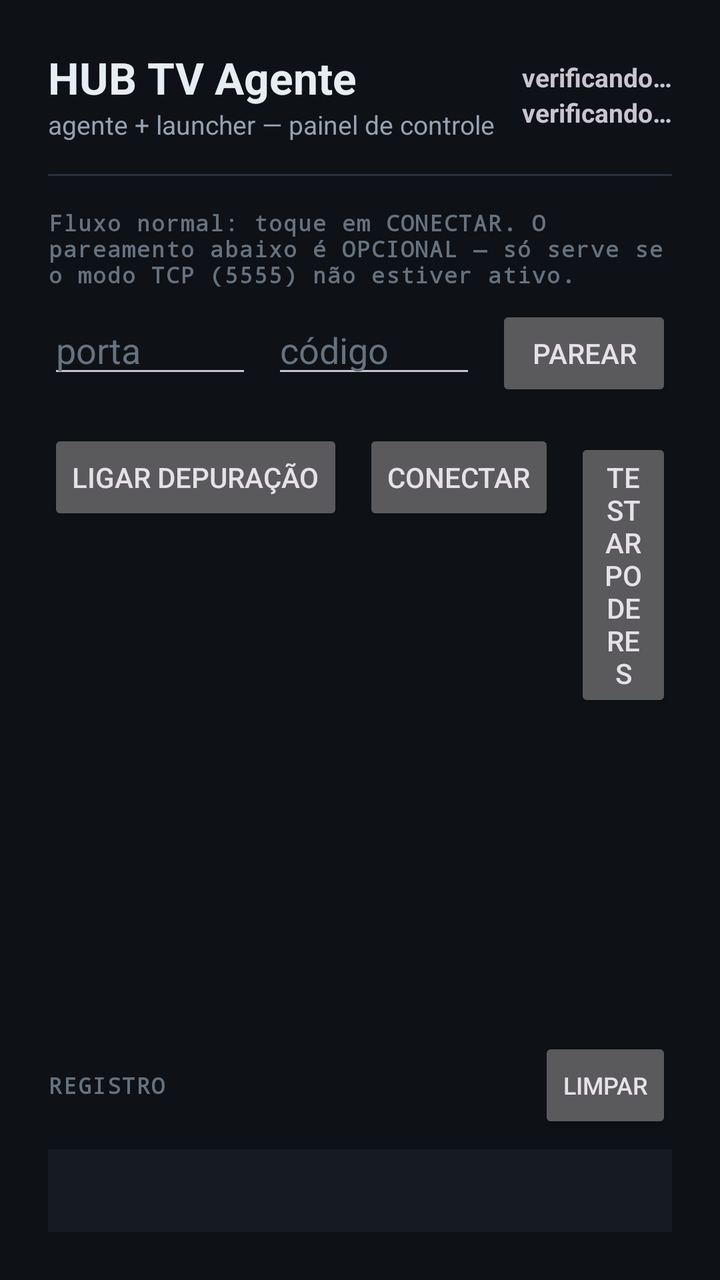
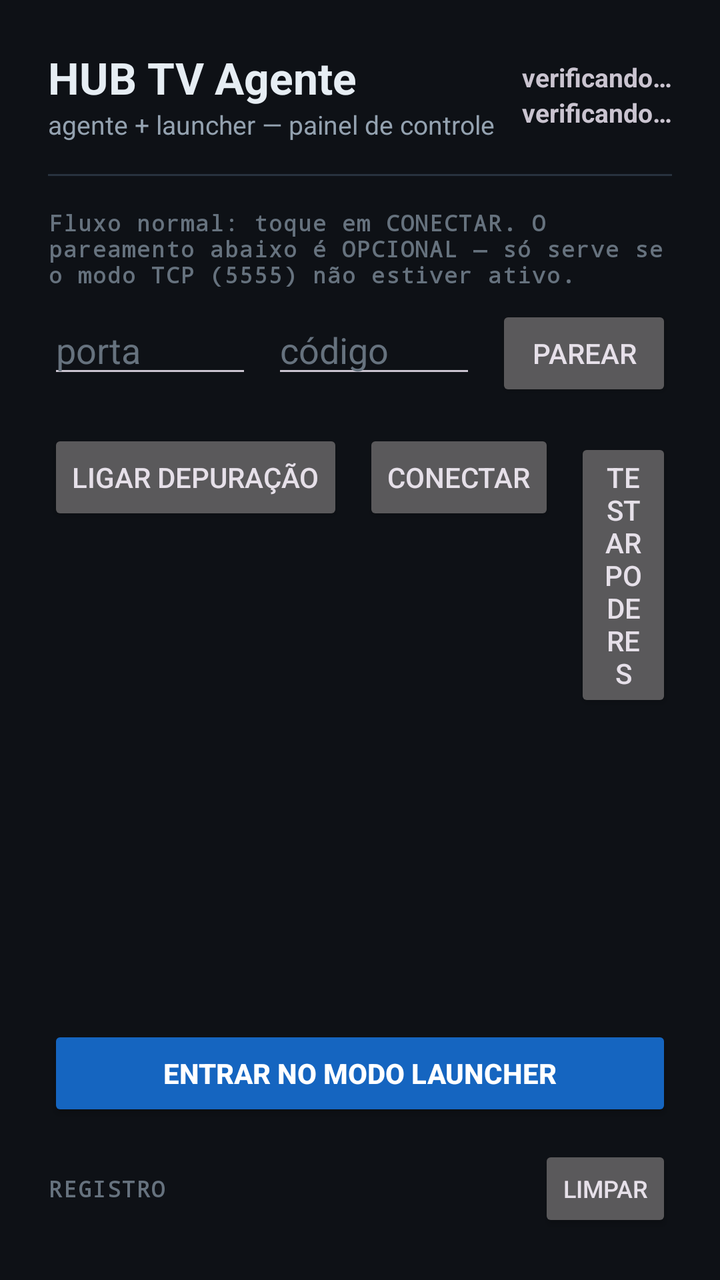

Screens rendered from an Android XML layout before and after an edit, with the pre-edit source and the edit as a unified diff.
<!-- AndroidManifest.xml: application theme Theme.Agent -->
<!-- res/layout/activity_main.xml -->
<?xml version="1.0" encoding="utf-8"?>
<LinearLayout xmlns:android="http://schemas.android.com/apk/res/android"
    android:layout_width="match_parent"
    android:layout_height="match_parent"
    android:orientation="vertical"
    android:background="@color/fundo"
    android:padding="24dp">

    
    <LinearLayout
        android:layout_width="match_parent"
        android:layout_height="wrap_content"
        android:orientation="horizontal"
        android:gravity="center_vertical">

        <LinearLayout
            android:layout_width="0dp"
            android:layout_weight="1"
            android:layout_height="wrap_content"
            android:orientation="vertical">

            <TextView
                android:layout_width="wrap_content"
                android:layout_height="wrap_content"
                android:text="@string/app_name"
                android:textColor="@color/texto"
                android:textSize="22sp"
                android:textStyle="bold" />

            <TextView
                android:layout_width="wrap_content"
                android:layout_height="wrap_content"
                android:text="@string/subtitulo"
                android:textColor="@color/suave"
                android:textSize="13sp" />
        </LinearLayout>

        <LinearLayout
            android:layout_width="wrap_content"
            android:layout_height="wrap_content"
            android:orientation="vertical"
            android:gravity="end">

            <TextView
                android:id="@+id/estado_depuracao"
                android:layout_width="wrap_content"
                android:layout_height="wrap_content"
                android:text="@string/verificando"
                android:textSize="13sp"
                android:textStyle="bold" />

            <TextView
                android:id="@+id/estado_conexao"
                android:layout_width="wrap_content"
                android:layout_height="wrap_content"
                android:text="@string/verificando"
                android:textSize="13sp"
                android:textStyle="bold" />
        </LinearLayout>
    </LinearLayout>

    <View
        android:layout_width="match_parent"
        android:layout_height="1dp"
        android:layout_marginTop="16dp"
        android:layout_marginBottom="16dp"
        android:background="@color/borda" />

    
    <TextView
        style="@style/Rotulo"
        android:text="@string/passo_parear" />

    <LinearLayout
        android:layout_width="match_parent"
        android:layout_height="wrap_content"
        android:orientation="horizontal"
        android:layout_marginTop="8dp">

        <EditText
            android:id="@+id/campo_porta"
            android:layout_width="0dp"
            android:layout_weight="1"
            android:layout_height="wrap_content"
            android:hint="@string/porta"
            android:inputType="number"
            android:importantForAutofill="no"
            android:textColor="@color/texto"
            android:textColorHint="@color/fraco" />

        <EditText
            android:id="@+id/campo_codigo"
            android:layout_width="0dp"
            android:layout_weight="1"
            android:layout_height="wrap_content"
            android:layout_marginStart="10dp"
            android:hint="@string/codigo"
            android:inputType="number"
            android:maxLength="6"
            android:importantForAutofill="no"
            android:textColor="@color/texto"
            android:textColorHint="@color/fraco" />

        <Button
            android:id="@+id/btn_parear"
            android:layout_width="wrap_content"
            android:layout_height="wrap_content"
            android:layout_marginStart="10dp"
            android:text="@string/parear" />
    </LinearLayout>

    
    <LinearLayout
        android:layout_width="match_parent"
        android:layout_height="wrap_content"
        android:orientation="horizontal"
        android:layout_marginTop="14dp">

        <Button
            android:id="@+id/btn_ligar_depuracao"
            android:layout_width="wrap_content"
            android:layout_height="wrap_content"
            android:text="@string/ligar_depuracao" />

        <Button
            android:id="@+id/btn_conectar"
            android:layout_width="wrap_content"
            android:layout_height="wrap_content"
            android:layout_marginStart="10dp"
            android:text="@string/conectar" />

        <Button
            android:id="@+id/btn_testar"
            android:layout_width="wrap_content"
            android:layout_height="wrap_content"
            android:layout_marginStart="10dp"
            android:text="@string/testar" />

        <Button
            android:id="@+id/btn_fixar_porta"
            android:layout_width="wrap_content"
            android:layout_height="wrap_content"
            android:layout_marginStart="10dp"
            android:text="@string/fixar_porta" />

        <Button
            android:id="@+id/btn_checkin"
            android:layout_width="wrap_content"
            android:layout_height="wrap_content"
            android:layout_marginStart="10dp"
            android:text="@string/checkin" />

        <ProgressBar
            android:id="@+id/progresso"
            android:layout_width="26dp"
            android:layout_height="26dp"
            android:layout_gravity="center_vertical"
            android:layout_marginStart="14dp"
            android:visibility="invisible" />
    </LinearLayout>

    
    <LinearLayout
        android:layout_width="match_parent"
        android:layout_height="wrap_content"
        android:orientation="horizontal"
        android:gravity="center_vertical"
        android:layout_marginTop="20dp">

        <TextView
            style="@style/Rotulo"
            android:layout_width="0dp"
            android:layout_weight="1"
            android:text="@string/registro" />

        <Button
            android:id="@+id/btn_limpar"
            android:layout_width="wrap_content"
            android:layout_height="wrap_content"
            android:minWidth="0dp"
            android:text="@string/limpar"
            android:textSize="12sp" />
    </LinearLayout>

    <ScrollView
        android:id="@+id/rolagem"
        android:layout_width="match_parent"
        android:layout_height="0dp"
        android:layout_weight="1"
        android:layout_marginTop="8dp"
        android:background="@color/painel"
        android:padding="14dp">

        <TextView
            android:id="@+id/registro"
            android:layout_width="match_parent"
            android:layout_height="wrap_content"
            android:fontFamily="monospace"
            android:textColor="@color/suave"
            android:textSize="12sp"
            android:textIsSelectable="true" />
    </ScrollView>
</LinearLayout>
<!-- resources referenced by this layout -->
<resources>
  <color name="borda">#28323E</color>
  <color name="fraco">#66727E</color>
  <color name="fundo">#0E1116</color>
  <color name="painel">#161B22</color>
  <color name="suave">#94A2B0</color>
  <color name="texto">#E6EDF3</color>
  <string name="app_name">HUB TV Agente</string>
  <string name="checkin">Check-in agora</string>
  <string name="codigo">código</string>
  <string name="conectar">Conectar</string>
  <string name="fixar_porta">Fixar porta 5555</string>
  <string name="ligar_depuracao">Ligar depuração</string>
  <string name="limpar">limpar</string>
  <string name="parear">Parear</string>
  <string name="passo_parear">Fluxo normal: toque em CONECTAR. O pareamento abaixo é OPCIONAL — só serve se o modo TCP (5555) não estiver ativo.</string>
  <string name="porta">porta</string>
  <string name="registro">REGISTRO</string>
  <string name="subtitulo">agente + launcher — painel de controle</string>
  <string name="testar">Testar poderes</string>
  <string name="verificando">verificando…</string>
  <style name="Rotulo">
          <item name="android:layout_width">wrap_content</item>
          <item name="android:layout_height">wrap_content</item>
          <item name="android:textColor">@color/fraco</item>
          <item name="android:textSize">11sp</item>
          <item name="android:textStyle">bold</item>
          <item name="android:letterSpacing">0.06</item>
          <item name="android:fontFamily">monospace</item>
      </style>
  <style name="Theme.Agent" parent="Theme.Material3.Dark.NoActionBar">
          <item name="android:windowBackground">@color/fundo</item>
          <item name="colorPrimary">@color/accent</item>
          <item name="colorOnPrimary">#08130C</item>
          <item name="android:statusBarColor">@color/fundo</item>
          <item name="android:navigationBarColor">@color/fundo</item>
      </style>
  <color name="accent">#34D399</color>
</resources>

<!-- the commit's change to res/layout/activity_main.xml (unified diff, before → after) -->
@@ -160,12 +160,23 @@
     </LinearLayout>
 
     
+    <Button
+        android:id="@+id/btn_launcher"
+        android:layout_width="match_parent"
+        android:layout_height="wrap_content"
+        android:layout_marginTop="14dp"
+        android:text="@string/entrar_launcher"
+        android:backgroundTint="#1565C0"
+        android:textColor="#FFFFFF"
+        android:textStyle="bold" />
+
+    
     <LinearLayout
         android:layout_width="match_parent"
         android:layout_height="wrap_content"
         android:orientation="horizontal"
         android:gravity="center_vertical"
-        android:layout_marginTop="20dp">
+        android:layout_marginTop="12dp">
 
         <TextView
             style="@style/Rotulo"
<!-- resource entries referenced after the edit -->
@@ -10,6 +10,7 @@
   <string name="checkin">Check-in agora</string>
   <string name="codigo">código</string>
   <string name="conectar">Conectar</string>
+  <string name="entrar_launcher">Entrar no modo Launcher</string>
   <string name="fixar_porta">Fixar porta 5555</string>
   <string name="ligar_depuracao">Ligar depuração</string>
   <string name="limpar">limpar</string>
